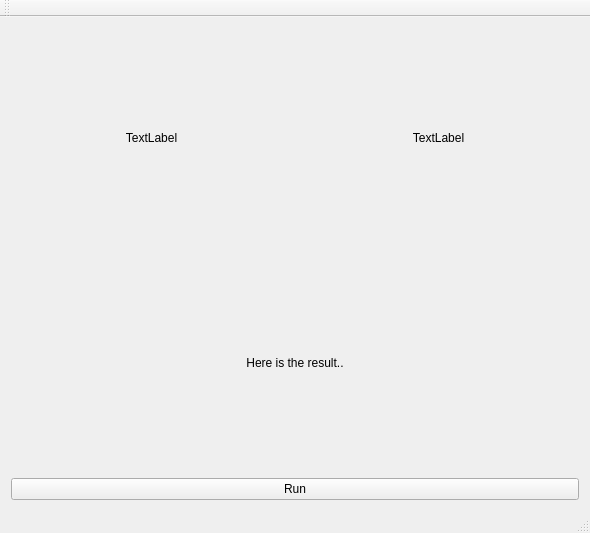
Above: src/mainwindow.ui from lheric/PerlinNoiseGenerator before the change. Below: the same form after it.
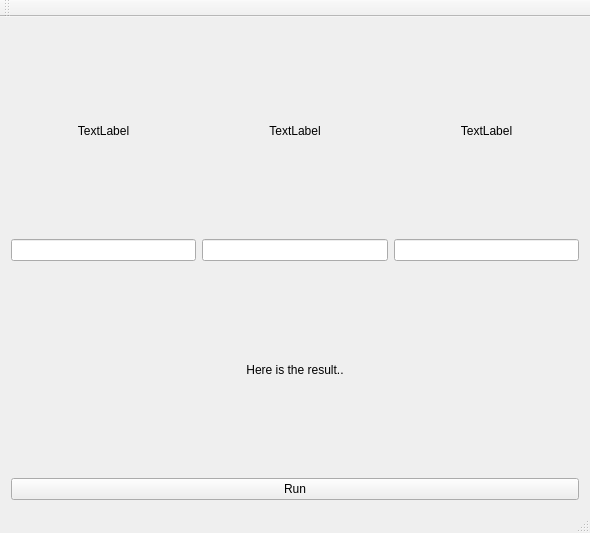
That is the form after the change.

```diff
--- a/src/mainwindow.ui
+++ b/src/mainwindow.ui
@@ -19,6 +19,12 @@
      <layout class="QHBoxLayout" name="horizontalLayout_3">
       <item>
        <widget class="QLabel" name="random1">
+        <property name="sizePolicy">
+         <sizepolicy hsizetype="Preferred" vsizetype="Expanding">
+          <horstretch>0</horstretch>
+          <verstretch>0</verstretch>
+         </sizepolicy>
+        </property>
         <property name="text">
          <string>TextLabel</string>
         </property>
@@ -29,6 +35,12 @@
       </item>
       <item>
        <widget class="QLabel" name="random2">
+        <property name="sizePolicy">
+         <sizepolicy hsizetype="Preferred" vsizetype="Expanding">
+          <horstretch>0</horstretch>
+          <verstretch>0</verstretch>
+         </sizepolicy>
+        </property>
         <property name="text">
          <string>TextLabel</string>
         </property>
@@ -36,6 +48,29 @@
          <set>Qt::AlignCenter</set>
         </property>
        </widget>
+      </item>
+      <item>
+       <widget class="QLabel" name="label">
+        <property name="text">
+         <string>TextLabel</string>
+        </property>
+        <property name="alignment">
+         <set>Qt::AlignCenter</set>
+        </property>
+       </widget>
+      </item>
+     </layout>
+    </item>
+    <item>
+     <layout class="QHBoxLayout" name="horizontalLayout">
+      <item>
+       <widget class="QLineEdit" name="lineEdit_2"/>
+      </item>
+      <item>
+       <widget class="QLineEdit" name="lineEdit_3"/>
+      </item>
+      <item>
+       <widget class="QLineEdit" name="lineEdit"/>
       </item>
      </layout>
     </item>
@@ -43,6 +78,12 @@
      <layout class="QHBoxLayout" name="horizontalLayout_2">
       <item>
        <widget class="QLabel" name="resultLabel">
+        <property name="sizePolicy">
+         <sizepolicy hsizetype="Preferred" vsizetype="Expanding">
+          <horstretch>0</horstretch>
+          <verstretch>0</verstretch>
+         </sizepolicy>
+        </property>
         <property name="text">
          <string>Here is the result..</string>
         </property>
```
Left out of the diff: 2 changed lines with no effect on the pictures.
